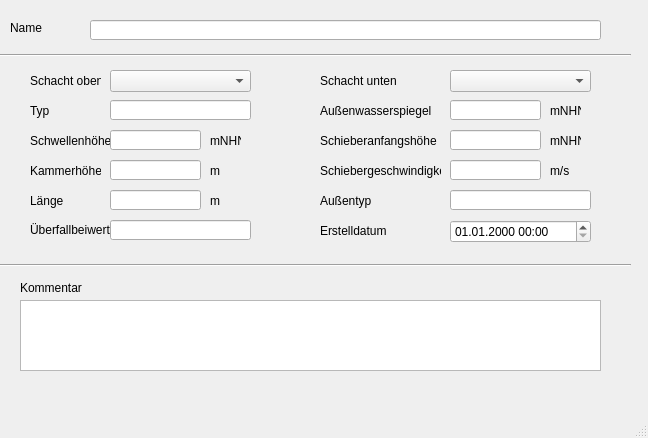
The window that qkan/forms/qkan_wehre.ui (hoettges/QKan) describes before a commit, drawn with Qt 5.
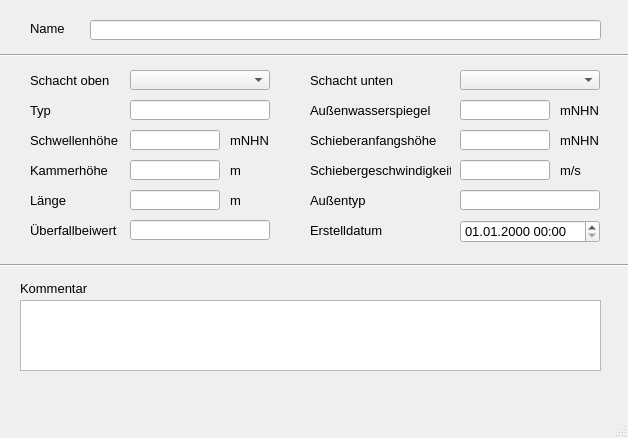
The same window after the commit. Custom widgets are drawn as their Qt base class.

```diff
--- a/qkan/forms/qkan_wehre.ui
+++ b/qkan/forms/qkan_wehre.ui
@@ -6,13 +6,14 @@
    <rect>
     <x>0</x>
     <y>0</y>
-    <width>648</width>
+    <width>628</width>
     <height>438</height>
    </rect>
   </property>
   <property name="font">
    <font>
     <family>Tahoma</family>
+    <pointsize>10</pointsize>
    </font>
   </property>
   <property name="windowTitle">
@@ -22,9 +23,9 @@
    <widget class="QLabel" name="label">
     <property name="geometry">
      <rect>
-      <x>10</x>
+      <x>30</x>
       <y>20</y>
-      <width>46</width>
+      <width>60</width>
       <height>16</height>
      </rect>
     </property>
@@ -37,8 +38,8 @@
      <rect>
       <x>30</x>
       <y>100</y>
-      <width>71</width>
-      <height>21</height>
+      <width>80</width>
+      <height>20</height>
      </rect>
     </property>
     <property name="text">
@@ -50,7 +51,7 @@
      <rect>
       <x>30</x>
       <y>220</y>
-      <width>81</width>
+      <width>90</width>
       <height>20</height>
      </rect>
     </property>
@@ -61,9 +62,9 @@
    <widget class="QLabel" name="label_51">
     <property name="geometry">
      <rect>
-      <x>320</x>
+      <x>310</x>
       <y>100</y>
-      <width>121</width>
+      <width>141</width>
       <height>21</height>
      </rect>
     </property>
@@ -76,8 +77,8 @@
      <rect>
       <x>30</x>
       <y>160</y>
-      <width>71</width>
-      <height>21</height>
+      <width>80</width>
+      <height>20</height>
      </rect>
     </property>
     <property name="text">
@@ -87,9 +88,9 @@
    <widget class="QLabel" name="label_10">
     <property name="geometry">
      <rect>
-      <x>320</x>
+      <x>310</x>
       <y>130</y>
-      <width>121</width>
+      <width>141</width>
       <height>21</height>
      </rect>
     </property>
@@ -100,7 +101,7 @@
    <widget class="QLabel" name="label_11">
     <property name="geometry">
      <rect>
-      <x>320</x>
+      <x>310</x>
       <y>190</y>
       <width>91</width>
       <height>21</height>
@@ -115,8 +116,8 @@
      <rect>
       <x>30</x>
       <y>130</y>
-      <width>81</width>
-      <height>21</height>
+      <width>90</width>
+      <height>20</height>
      </rect>
     </property>
     <property name="text">
@@ -128,8 +129,8 @@
      <rect>
       <x>30</x>
       <y>190</y>
-      <width>61</width>
-      <height>21</height>
+      <width>70</width>
+      <height>20</height>
      </rect>
     </property>
     <property name="text">
@@ -139,9 +140,9 @@
    <widget class="QLabel" name="label_12">
     <property name="geometry">
      <rect>
-      <x>320</x>
+      <x>310</x>
       <y>160</y>
-      <width>121</width>
+      <width>141</width>
       <height>21</height>
      </rect>
     </property>
@@ -154,8 +155,8 @@
      <rect>
       <x>30</x>
       <y>70</y>
-      <width>71</width>
-      <height>21</height>
+      <width>80</width>
+      <height>20</height>
      </rect>
     </property>
     <property name="text">
@@ -165,9 +166,9 @@
    <widget class="QLabel" name="label_9">
     <property name="geometry">
      <rect>
-      <x>320</x>
+      <x>310</x>
       <y>70</y>
-      <width>81</width>
+      <width>141</width>
       <height>21</height>
      </rect>
     </property>
@@ -178,9 +179,9 @@
    <widget class="QLabel" name="label_70">
     <property name="geometry">
      <rect>
-      <x>320</x>
+      <x>310</x>
       <y>220</y>
-      <width>71</width>
+      <width>121</width>
       <height>21</height>
      </rect>
     </property>
@@ -240,19 +241,19 @@
    <widget class="QComboBox" name="schoben">
     <property name="geometry">
      <rect>
-      <x>110</x>
+      <x>130</x>
       <y>70</y>
-      <width>141</width>
-      <height>22</height>
+      <width>140</width>
+      <height>20</height>
      </rect>
     </property>
    </widget>
    <widget class="QLineEdit" name="schwellenhoehe">
     <property name="geometry">
      <rect>
-      <x>110</x>
+      <x>130</x>
       <y>130</y>
-      <width>91</width>
+      <width>90</width>
       <height>20</height>
      </rect>
     </property>
@@ -260,9 +261,9 @@
    <widget class="QLineEdit" name="kammerhoehe">
     <property name="geometry">
      <rect>
-      <x>110</x>
+      <x>130</x>
       <y>160</y>
-      <width>91</width>
+      <width>90</width>
       <height>20</height>
      </rect>
     </property>
@@ -270,9 +271,9 @@
    <widget class="QLineEdit" name="laenge">
     <property name="geometry">
      <rect>
-      <x>110</x>
+      <x>130</x>
       <y>190</y>
-      <width>91</width>
+      <width>90</width>
       <height>20</height>
      </rect>
     </property>
@@ -280,9 +281,9 @@
    <widget class="QLineEdit" name="uebeiwert">
     <property name="geometry">
      <rect>
-      <x>110</x>
+      <x>130</x>
       <y>220</y>
-      <width>141</width>
+      <width>140</width>
       <height>20</height>
      </rect>
     </property>
@@ -290,19 +291,19 @@
    <widget class="QComboBox" name="schunten">
     <property name="geometry">
      <rect>
-      <x>450</x>
+      <x>460</x>
       <y>70</y>
-      <width>141</width>
-      <height>22</height>
+      <width>140</width>
+      <height>20</height>
      </rect>
     </property>
    </widget>
    <widget class="QLineEdit" name="schieberhanf">
     <property name="geometry">
      <rect>
-      <x>450</x>
+      <x>460</x>
       <y>130</y>
-      <width>91</width>
+      <width>90</width>
       <height>20</height>
      </rect>
     </property>
@@ -310,9 +311,9 @@
    <widget class="QLineEdit" name="schiebergeschw">
     <property name="geometry">
      <rect>
-      <x>450</x>
+      <x>460</x>
       <y>160</y>
-      <width>91</width>
+      <width>90</width>
       <height>20</height>
      </rect>
     </property>
@@ -320,9 +321,9 @@
    <widget class="QLineEdit" name="aussenwsp">
     <property name="geometry">
      <rect>
-      <x>450</x>
+      <x>460</x>
       <y>100</y>
-      <width>91</width>
+      <width>90</width>
       <height>20</height>
      </rect>
     </property>
@@ -330,9 +331,9 @@
    <widget class="QLineEdit" name="aussentyp">
     <property name="geometry">
      <rect>
-      <x>450</x>
+      <x>460</x>
       <y>190</y>
-      <width>141</width>
+      <width>140</width>
       <height>20</height>
      </rect>
     </property>
@@ -350,9 +351,9 @@
    <widget class="QLineEdit" name="wehrtyp">
     <property name="geometry">
      <rect>
-      <x>110</x>
+      <x>130</x>
       <y>100</y>
-      <width>141</width>
+      <width>140</width>
       <height>20</height>
      </rect>
     </property>
@@ -360,9 +361,9 @@
    <widget class="QgsDateTimeEdit" name="createdat">
     <property name="geometry">
      <rect>
-      <x>450</x>
+      <x>460</x>
       <y>220</y>
-      <width>141</width>
+      <width>140</width>
       <height>23</height>
      </rect>
     </property>
@@ -376,9 +377,9 @@
    <widget class="QLabel" name="label_2">
     <property name="geometry">
      <rect>
-      <x>210</x>
+      <x>230</x>
       <y>130</y>
-      <width>31</width>
+      <width>51</width>
       <height>21</height>
      </rect>
     </property>
@@ -389,7 +390,7 @@
    <widget class="QLabel" name="label_4">
     <property name="geometry">
      <rect>
-      <x>210</x>
+      <x>230</x>
       <y>160</y>
       <width>31</width>
       <height>21</height>
@@ -402,7 +403,7 @@
    <widget class="QLabel" name="label_5">
     <property name="geometry">
      <rect>
-      <x>210</x>
+      <x>230</x>
       <y>190</y>
       <width>31</width>
       <height>21</height>
@@ -415,9 +416,9 @@
    <widget class="QLabel" name="label_8">
     <property name="geometry">
      <rect>
-      <x>550</x>
+      <x>560</x>
       <y>100</y>
-      <width>31</width>
+      <width>51</width>
       <height>21</height>
      </rect>
     </property>
@@ -428,9 +429,9 @@
    <widget class="QLabel" name="label_13">
     <property name="geometry">
      <rect>
-      <x>550</x>
+      <x>560</x>
       <y>130</y>
-      <width>31</width>
+      <width>51</width>
       <height>21</height>
      </rect>
     </property>
@@ -441,7 +442,7 @@
    <widget class="QLabel" name="label_15">
     <property name="geometry">
      <rect>
-      <x>550</x>
+      <x>560</x>
       <y>160</y>
       <width>31</width>
       <height>21</height>
```
Left out of the diff: 4 changed lines with no effect on the pictures.
